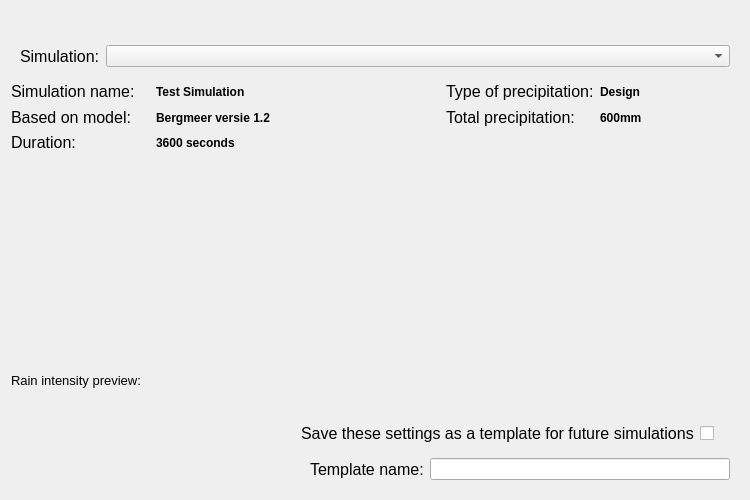
The window that threedi_api_qgis_client/ui/page4.ui (nens/threedi-api-qgis-client) describes before a commit, drawn with Qt 5.
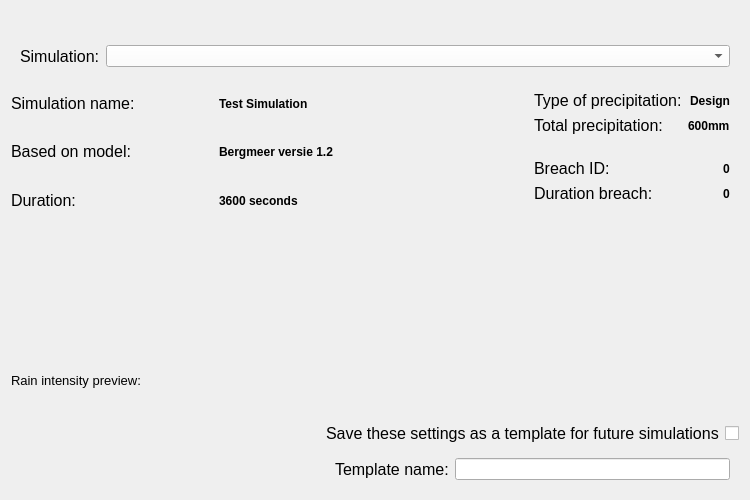
The same window after the commit.

```diff
--- a/threedi_api_qgis_client/ui/page4.ui
+++ b/threedi_api_qgis_client/ui/page4.ui
@@ -32,23 +32,84 @@
    <bool>true</bool>
   </property>
   <layout class="QGridLayout" name="gridLayout">
-   <item row="4" column="2">
-    <spacer name="horizontalSpacer">
-     <property name="orientation">
-      <enum>Qt::Horizontal</enum>
+   <item row="2" column="0" colspan="6">
+    <widget class="QWidget" name="simulation_widget" native="true">
+     <property name="sizePolicy">
+      <sizepolicy hsizetype="Expanding" vsizetype="Preferred">
+       <horstretch>0</horstretch>
+       <verstretch>0</verstretch>
+      </sizepolicy>
      </property>
-     <property name="sizeType">
-      <enum>QSizePolicy::Preferred</enum>
-     </property>
-     <property name="sizeHint" stdset="0">
+     <property name="minimumSize">
       <size>
-       <width>40</width>
-       <height>20</height>
+       <width>0</width>
+       <height>0</height>
       </size>
      </property>
-    </spacer>
+     <layout class="QGridLayout" name="gridLayout_2">
+      <item row="0" column="0">
+       <widget class="QLabel" name="label_3">
+        <property name="font">
+         <font>
+          <pointsize>12</pointsize>
+         </font>
+        </property>
+        <property name="text">
+         <string>Simulation:</string>
+        </property>
+       </widget>
+      </item>
+      <item row="0" column="1">
+       <widget class="QComboBox" name="dd_simulation">
+        <property name="sizePolicy">
+         <sizepolicy hsizetype="Expanding" vsizetype="Fixed">
+          <horstretch>0</horstretch>
+          <verstretch>0</verstretch>
+         </sizepolicy>
+        </property>
+        <property name="palette">
+         <palette>
+          <active>
+           <colorrole role="Button">
+            <brush brushstyle="SolidPattern">
+             <color alpha="255">
+              <red>255</red>
+              <green>255</green>
+              <blue>255</blue>
+             </color>
+            </brush>
+           </colorrole>
+          </active>
+          <inactive>
+           <colorrole role="Button">
+            <brush brushstyle="SolidPattern">
+             <color alpha="255">
+              <red>255</red>
+              <green>255</green>
+              <blue>255</blue>
+             </color>
+            </brush>
+           </colorrole>
+          </inactive>
+          <disabled>
+           <colorrole role="Button">
+            <brush brushstyle="SolidPattern">
+             <color alpha="255">
+              <red>255</red>
+              <green>255</green>
+              <blue>255</blue>
+             </color>
+            </brush>
+           </colorrole>
+          </disabled>
+         </palette>
+        </property>
+       </widget>
+      </item>
+     </layout>
+    </widget>
    </item>
-   <item row="13" column="0" colspan="5">
+   <item row="14" column="0" colspan="6">
     <spacer name="horizontalSpacer_2">
      <property name="orientation">
       <enum>Qt::Horizontal</enum>
@@ -61,73 +122,21 @@
      </property>
     </spacer>
    </item>
-   <item row="6" column="0">
-    <widget class="QLabel" name="sim_duration_l">
-     <property name="font">
-      <font>
-       <family>Segoe UI</family>
-       <pointsize>12</pointsize>
-      </font>
-     </property>
-     <property name="text">
-      <string>&lt;html&gt;&lt;head/&gt;&lt;body&gt;&lt;p&gt;Duration:&lt;/p&gt;&lt;/body&gt;&lt;/html&gt;</string>
-     </property>
-    </widget>
-   </item>
-   <item row="4" column="0">
-    <widget class="QLabel" name="sim_name_l">
-     <property name="font">
-      <font>
-       <family>Segoe UI</family>
-       <pointsize>12</pointsize>
-      </font>
-     </property>
-     <property name="text">
-      <string>&lt;html&gt;&lt;head/&gt;&lt;body&gt;&lt;p&gt;Simulation name:&lt;/p&gt;&lt;/body&gt;&lt;/html&gt;</string>
-     </property>
-    </widget>
-   </item>
-   <item row="4" column="1">
-    <widget class="QLabel" name="sim_name">
-     <property name="font">
-      <font>
-       <pointsize>9</pointsize>
-       <weight>75</weight>
-       <bold>true</bold>
-      </font>
-     </property>
-     <property name="text">
-      <string>Test Simulation</string>
-     </property>
-    </widget>
-   </item>
    <item row="5" column="4">
-    <widget class="QLabel" name="sim_prec_total">
-     <property name="font">
-      <font>
-       <pointsize>9</pointsize>
-       <weight>75</weight>
-       <bold>true</bold>
-      </font>
+    <spacer name="horizontalSpacer">
+     <property name="orientation">
+      <enum>Qt::Horizontal</enum>
      </property>
-     <property name="text">
-      <string>600mm</string>
+     <property name="sizeType">
+      <enum>QSizePolicy::Minimum</enum>
      </property>
-    </widget>
-   </item>
-   <item row="5" column="1">
-    <widget class="QLabel" name="sim_database">
-     <property name="font">
-      <font>
-       <pointsize>9</pointsize>
-       <weight>75</weight>
-       <bold>true</bold>
-      </font>
+     <property name="sizeHint" stdset="0">
+      <size>
+       <width>20</width>
+       <height>20</height>
+      </size>
      </property>
-     <property name="text">
-      <string>Bergmeer versie 1.2</string>
-     </property>
-    </widget>
+    </spacer>
    </item>
    <item row="1" column="0">
     <spacer name="verticalSpacer">
@@ -145,7 +154,153 @@
      </property>
     </spacer>
    </item>
-   <item row="14" column="2" colspan="3">
+   <item row="5" column="5">
+    <layout class="QVBoxLayout" name="verticalLayout">
+     <property name="sizeConstraint">
+      <enum>QLayout::SetFixedSize</enum>
+     </property>
+     <property name="bottomMargin">
+      <number>10</number>
+     </property>
+     <item>
+      <widget class="QWidget" name="precipitation_widget" native="true">
+       <property name="sizePolicy">
+        <sizepolicy hsizetype="Preferred" vsizetype="Maximum">
+         <horstretch>0</horstretch>
+         <verstretch>0</verstretch>
+        </sizepolicy>
+       </property>
+       <property name="minimumSize">
+        <size>
+         <width>0</width>
+         <height>0</height>
+        </size>
+       </property>
+       <layout class="QGridLayout" name="gridLayout_3">
+        <item row="0" column="1" alignment="Qt::AlignRight">
+         <widget class="QLabel" name="sim_prec_type">
+          <property name="font">
+           <font>
+            <pointsize>9</pointsize>
+            <weight>75</weight>
+            <bold>true</bold>
+           </font>
+          </property>
+          <property name="text">
+           <string>Design</string>
+          </property>
+         </widget>
+        </item>
+        <item row="0" column="0">
+         <widget class="QLabel" name="sim_prec_type_l">
+          <property name="font">
+           <font>
+            <family>Segoe UI</family>
+            <pointsize>12</pointsize>
+           </font>
+          </property>
+          <property name="text">
+           <string>&lt;html&gt;&lt;head/&gt;&lt;body&gt;&lt;p&gt;Type of precipitation:&lt;/p&gt;&lt;/body&gt;&lt;/html&gt;</string>
+          </property>
+         </widget>
+        </item>
+        <item row="1" column="0">
+         <widget class="QLabel" name="sim_prec_total_l">
+          <property name="font">
+           <font>
+            <family>Segoe UI</family>
+            <pointsize>12</pointsize>
+           </font>
+          </property>
+          <property name="text">
+           <string>&lt;html&gt;&lt;head/&gt;&lt;body&gt;&lt;p&gt;Total precipitation:&lt;/p&gt;&lt;/body&gt;&lt;/html&gt;</string>
+          </property>
+         </widget>
+        </item>
+        <item row="1" column="1" alignment="Qt::AlignRight">
+         <widget class="QLabel" name="sim_prec_total">
+          <property name="font">
+           <font>
+            <pointsize>9</pointsize>
+            <weight>75</weight>
+            <bold>true</bold>
+           </font>
+          </property>
+          <property name="text">
+           <string>600mm</string>
+          </property>
+         </widget>
+        </item>
+       </layout>
+      </widget>
+     </item>
+     <item>
+      <widget class="QWidget" name="breach_widget" native="true">
+       <property name="sizePolicy">
+        <sizepolicy hsizetype="Preferred" vsizetype="Maximum">
+         <horstretch>0</horstretch>
+         <verstretch>0</verstretch>
+        </sizepolicy>
+       </property>
+       <layout class="QGridLayout" name="gridLayout_4">
+        <item row="3" column="0">
+         <widget class="QLabel" name="duration_breach_l">
+          <property name="font">
+           <font>
+            <pointsize>12</pointsize>
+           </font>
+          </property>
+          <property name="text">
+           <string>Duration breach:</string>
+          </property>
+         </widget>
+        </item>
+        <item row="3" column="1" alignment="Qt::AlignRight">
+         <widget class="QLabel" name="duration_breach">
+          <property name="font">
+           <font>
+            <pointsize>9</pointsize>
+            <weight>75</weight>
+            <bold>true</bold>
+           </font>
+          </property>
+          <property name="text">
+           <string>0</string>
+          </property>
+         </widget>
+        </item>
+        <item row="2" column="1" alignment="Qt::AlignRight">
+         <widget class="QLabel" name="breach_id">
+          <property name="font">
+           <font>
+            <pointsize>9</pointsize>
+            <weight>75</weight>
+            <bold>true</bold>
+           </font>
+          </property>
+          <property name="text">
+           <string>0</string>
+          </property>
+         </widget>
+        </item>
+        <item row="2" column="0">
+         <widget class="QLabel" name="breach_id_l">
+          <property name="font">
+           <font>
+            <pointsize>12</pointsize>
+           </font>
+          </property>
+          <property name="text">
+           <string>Breach ID:</string>
+          </property>
+         </widget>
+        </item>
+       </layout>
+      </widget>
+     </item>
+    </layout>
+   </item>
+   <item row="15" column="3" colspan="3">
     <layout class="QHBoxLayout" name="horizontalLayout_2">
      <item>
       <widget class="QLabel" name="label_2">
@@ -168,28 +323,23 @@
      </item>
     </layout>
    </item>
-   <item row="6" column="1">
-    <widget class="QLabel" name="sim_duration">
-     <property name="font">
-      <font>
-       <pointsize>9</pointsize>
-       <weight>75</weight>
-       <bold>true</bold>
-      </font>
-     </property>
-     <property name="text">
-      <string>3600 seconds</string>
-     </property>
-    </widget>
-   </item>
-   <item row="0" column="0" colspan="5">
+   <item row="0" column="0" colspan="6">
     <layout class="QVBoxLayout" name="svg_lout">
+     <property name="leftMargin">
+      <number>20</number>
+     </property>
+     <property name="topMargin">
+      <number>0</number>
+     </property>
+     <property name="rightMargin">
+      <number>20</number>
+     </property>
      <property name="bottomMargin">
       <number>0</number>
      </property>
     </layout>
    </item>
-   <item row="7" column="0">
+   <item row="8" column="0">
     <spacer name="verticalSpacer_2">
      <property name="orientation">
       <enum>Qt::Vertical</enum>
@@ -202,47 +352,7 @@
      </property>
     </spacer>
    </item>
-   <item row="5" column="0">
-    <widget class="QLabel" name="sim_base_l">
-     <property name="font">
-      <font>
-       <family>Segoe UI</family>
-       <pointsize>12</pointsize>
-      </font>
-     </property>
-     <property name="text">
-      <string>&lt;html&gt;&lt;head/&gt;&lt;body&gt;&lt;p&gt;Based on model:&lt;/p&gt;&lt;/body&gt;&lt;/html&gt;</string>
-     </property>
-    </widget>
-   </item>
-   <item row="4" column="3">
-    <widget class="QLabel" name="sim_prec_type_l">
-     <property name="font">
-      <font>
-       <family>Segoe UI</family>
-       <pointsize>12</pointsize>
-      </font>
-     </property>
-     <property name="text">
-      <string>&lt;html&gt;&lt;head/&gt;&lt;body&gt;&lt;p&gt;Type of precipitation:&lt;/p&gt;&lt;/body&gt;&lt;/html&gt;</string>
-     </property>
-    </widget>
-   </item>
-   <item row="4" column="4">
-    <widget class="QLabel" name="sim_prec_type">
-     <property name="font">
-      <font>
-       <pointsize>9</pointsize>
-       <weight>75</weight>
-       <bold>true</bold>
-      </font>
-     </property>
-     <property name="text">
-      <string>Design</string>
-     </property>
-    </widget>
-   </item>
-   <item row="9" column="0">
+   <item row="10" column="0">
     <widget class="QLabel" name="label_11">
      <property name="sizePolicy">
       <sizepolicy hsizetype="Preferred" vsizetype="Minimum">
@@ -261,20 +371,7 @@
      </property>
     </widget>
    </item>
-   <item row="5" column="3">
-    <widget class="QLabel" name="sim_prec_total_l">
-     <property name="font">
-      <font>
-       <family>Segoe UI</family>
-       <pointsize>12</pointsize>
-      </font>
-     </property>
-     <property name="text">
-      <string>&lt;html&gt;&lt;head/&gt;&lt;body&gt;&lt;p&gt;Total precipitation:&lt;/p&gt;&lt;/body&gt;&lt;/html&gt;</string>
-     </property>
-    </widget>
-   </item>
-   <item row="15" column="2" colspan="3">
+   <item row="16" column="3" colspan="3">
     <widget class="QWidget" name="template_widget" native="true">
      <layout class="QHBoxLayout" name="horizontalLayout_3">
       <item>
@@ -295,52 +392,155 @@
      </layout>
     </widget>
    </item>
-   <item row="10" column="0" colspan="5">
+   <item row="11" column="0" colspan="6">
     <layout class="QGridLayout" name="lout_plot">
      <property name="bottomMargin">
       <number>10</number>
      </property>
     </layout>
    </item>
-   <item row="2" column="0" colspan="5">
-    <widget class="QWidget" name="simulation_widget" native="true">
-     <property name="sizePolicy">
-      <sizepolicy hsizetype="Expanding" vsizetype="Preferred">
-       <horstretch>0</horstretch>
-       <verstretch>0</verstretch>
-      </sizepolicy>
+   <item row="5" column="0" colspan="4">
+    <layout class="QGridLayout" name="gridLayout_5">
+     <property name="sizeConstraint">
+      <enum>QLayout::SetDefaultConstraint</enum>
      </property>
-     <property name="minimumSize">
-      <size>
-       <width>0</width>
-       <height>0</height>
-      </size>
-     </property>
-     <layout class="QGridLayout" name="gridLayout_2">
-      <item row="0" column="0">
-       <widget class="QLabel" name="label_3">
-        <property name="font">
-         <font>
-          <pointsize>12</pointsize>
-         </font>
-        </property>
-        <property name="text">
-         <string>Simulation:</string>
-        </property>
-       </widget>
-      </item>
-      <item row="0" column="1">
-       <widget class="QComboBox" name="dd_simulation">
-        <property name="sizePolicy">
-         <sizepolicy hsizetype="Expanding" vsizetype="Fixed">
-          <horstretch>0</horstretch>
-          <verstretch>0</verstretch>
-         </sizepolicy>
-        </property>
-       </widget>
-      </item>
-     </layout>
-    </widget>
+     <item row="1" column="0">
+      <widget class="QLabel" name="sim_base_l">
+       <property name="sizePolicy">
+        <sizepolicy hsizetype="Minimum" vsizetype="Preferred">
+         <horstretch>0</horstretch>
+         <verstretch>0</verstretch>
+        </sizepolicy>
+       </property>
+       <property name="font">
+        <font>
+         <family>Segoe UI</family>
+         <pointsize>12</pointsize>
+        </font>
+       </property>
+       <property name="text">
+        <string>&lt;html&gt;&lt;head/&gt;&lt;body&gt;&lt;p&gt;Based on model:&lt;/p&gt;&lt;/body&gt;&lt;/html&gt;</string>
+       </property>
+      </widget>
+     </item>
+     <item row="0" column="0">
+      <widget class="QLabel" name="sim_name_l">
+       <property name="sizePolicy">
+        <sizepolicy hsizetype="Minimum" vsizetype="Preferred">
+         <horstretch>0</horstretch>
+         <verstretch>0</verstretch>
+        </sizepolicy>
+       </property>
+       <property name="font">
+        <font>
+         <family>Segoe UI</family>
+         <pointsize>12</pointsize>
+        </font>
+       </property>
+       <property name="text">
+        <string>&lt;html&gt;&lt;head/&gt;&lt;body&gt;&lt;p&gt;Simulation name:&lt;/p&gt;&lt;/body&gt;&lt;/html&gt;</string>
+       </property>
+      </widget>
+     </item>
+     <item row="0" column="1">
+      <widget class="QLabel" name="sim_name">
+       <property name="font">
+        <font>
+         <pointsize>9</pointsize>
+         <weight>75</weight>
+         <bold>true</bold>
+        </font>
+       </property>
+       <property name="text">
+        <string>Test Simulation</string>
+       </property>
+      </widget>
+     </item>
+     <item row="2" column="0">
+      <widget class="QLabel" name="sim_duration_l">
+       <property name="sizePolicy">
+        <sizepolicy hsizetype="Minimum" vsizetype="Preferred">
+         <horstretch>0</horstretch>
+         <verstretch>0</verstretch>
+        </sizepolicy>
+       </property>
+       <property name="palette">
+        <palette>
+         <active>
+          <colorrole role="Button">
+           <brush brushstyle="SolidPattern">
+            <color alpha="255">
+             <red>255</red>
+             <green>255</green>
+             <blue>255</blue>
+            </color>
+           </brush>
+          </colorrole>
+         </active>
+         <inactive>
+          <colorrole role="Button">
+           <brush brushstyle="SolidPattern">
+            <color alpha="255">
+             <red>255</red>
+             <green>255</green>
+             <blue>255</blue>
+            </color>
+           </brush>
+          </colorrole>
+         </inactive>
+         <disabled>
+          <colorrole role="Button">
+           <brush brushstyle="SolidPattern">
+            <color alpha="255">
+             <red>255</red>
+             <green>255</green>
+             <blue>255</blue>
+            </color>
+           </brush>
+          </colorrole>
+         </disabled>
+        </palette>
+       </property>
+       <property name="font">
+        <font>
+         <family>Segoe UI</family>
+         <pointsize>12</pointsize>
+        </font>
+       </property>
+       <property name="text">
+        <string>&lt;html&gt;&lt;head/&gt;&lt;body&gt;&lt;p&gt;Duration:&lt;/p&gt;&lt;/body&gt;&lt;/html&gt;</string>
+       </property>
+      </widget>
+     </item>
+     <item row="1" column="1">
+      <widget class="QLabel" name="sim_database">
+       <property name="font">
+        <font>
+         <pointsize>9</pointsize>
+         <weight>75</weight>
+         <bold>true</bold>
+        </font>
+       </property>
+       <property name="text">
+        <string>Bergmeer versie 1.2</string>
+       </property>
+      </widget>
+     </item>
+     <item row="2" column="1">
+      <widget class="QLabel" name="sim_duration">
+       <property name="font">
+        <font>
+         <pointsize>9</pointsize>
+         <weight>75</weight>
+         <bold>true</bold>
+        </font>
+       </property>
+       <property name="text">
+        <string>3600 seconds</string>
+       </property>
+      </widget>
+     </item>
+    </layout>
    </item>
   </layout>
  </widget>
```
